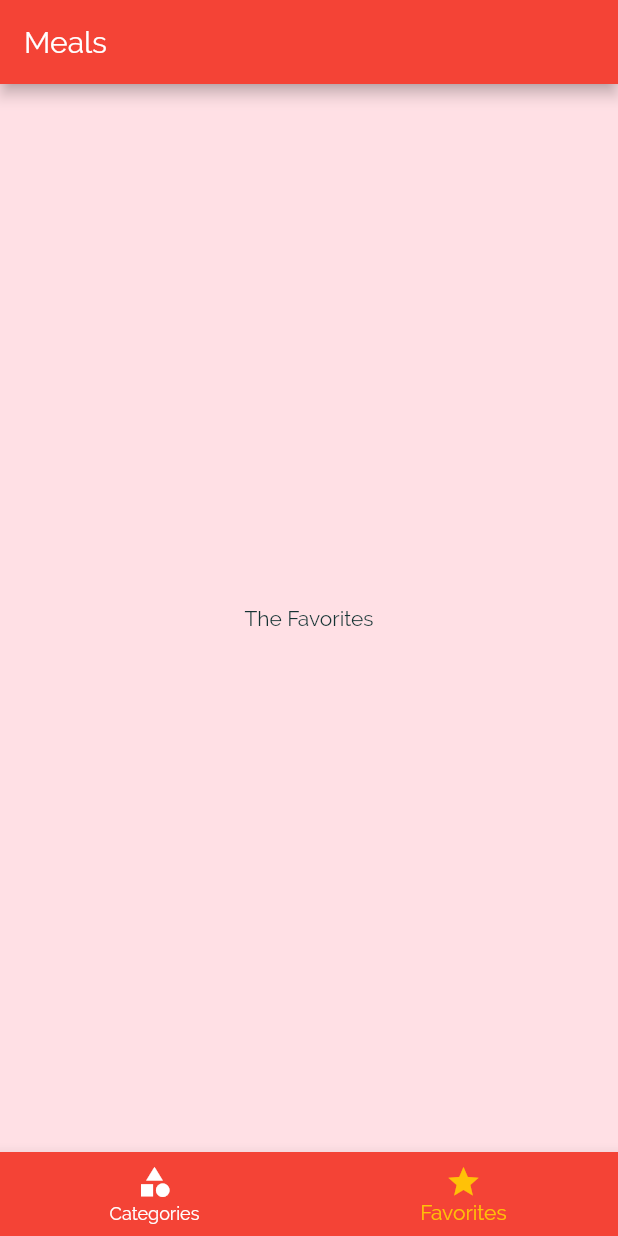
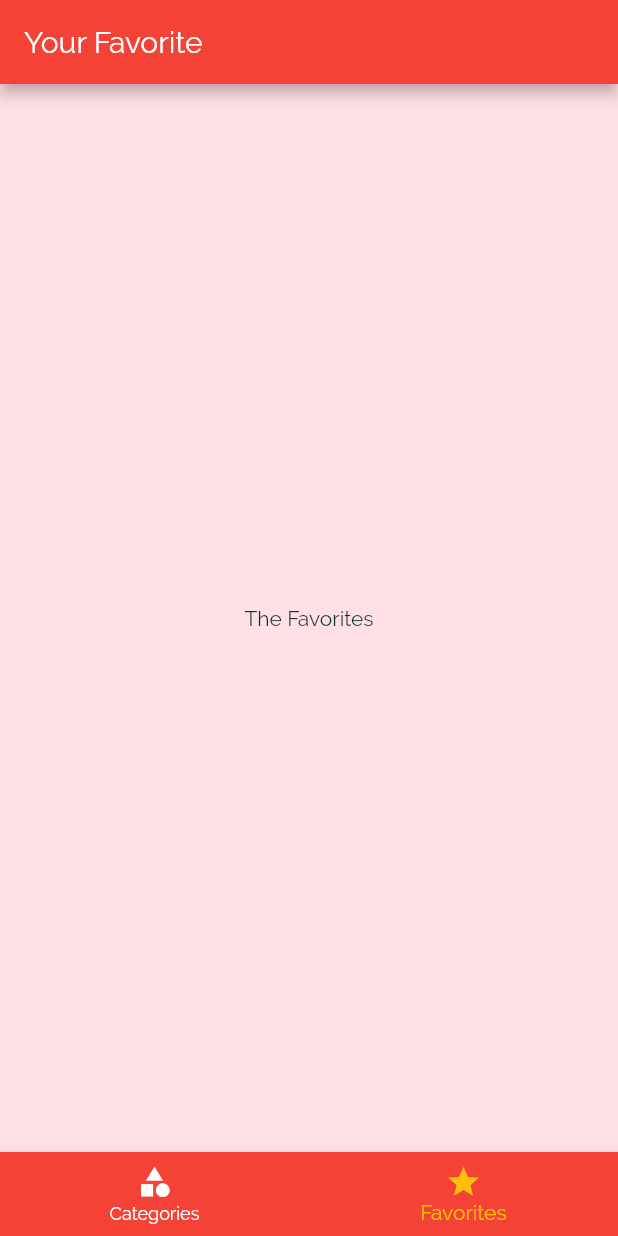
Before and after one commit to shivendu1815/Meal_App, a Flutter app: the screen it shows after launch, item 2 of the bottom bar chosen, on a phone screen of 412 x 824 dp. Run offline on Flutter 3.47's test engine with Material 2 defaults, Android fonts, the phone set to English and light mode, and no system bars.

Commit message:
title gets changed on the app bar

```diff
--- a/lib/screens/tab_screen.dart
+++ b/lib/screens/tab_screen.dart
@@ -8,9 +8,15 @@ class TabsScreen extends StatefulWidget {
 }
 
 class _TabsScreenState extends State<TabsScreen> {
-  final List<Widget> _pages =[
-    CategoriesScreen(),
-    FavoritesScreen(),
+  final List<Map<String, Object>> _pages =[
+    {
+      'page': CategoriesScreen(),
+      'title': 'Categories',
+    },
+    {
+      'page': FavoritesScreen(),
+      'title': 'Your Favorite',
+    },
   ];
   int _selectPageIndex = 0;
 
@@ -26,10 +32,9 @@ class _TabsScreenState extends State<TabsScreen> {
   Widget build(BuildContext context) {
     return Scaffold(
       appBar: AppBar(
-        title: Text('Meals'),
-
+        title: Text(_pages[_selectPageIndex]['title']),
       ),
-      body: _pages[_selectPageIndex],
+      body: _pages[_selectPageIndex]['page'],
       bottomNavigationBar: BottomNavigationBar(
         onTap: _selectPage,
         backgroundColor: Theme.of(context).primaryColor,
```
